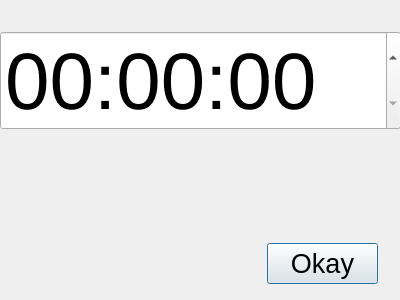
Above: up/FloatUp/timesetupdialog.ui from igorek-murrom/Float before the change. Below: the same form after it.
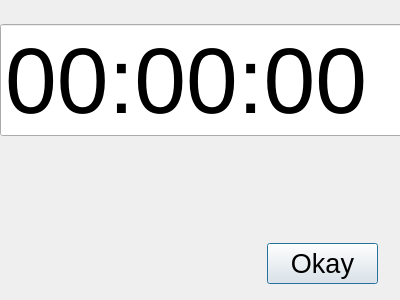
That is the form after the change.

```diff
--- a/up/FloatUp/timesetupdialog.ui
+++ b/up/FloatUp/timesetupdialog.ui
@@ -10,6 +10,17 @@
     <height>300</height>
    </rect>
   </property>
+  <property name="sizePolicy">
+   <sizepolicy hsizetype="Preferred" vsizetype="Preferred">
+    <horstretch>0</horstretch>
+    <verstretch>0</verstretch>
+   </sizepolicy>
+  </property>
+  <property name="font">
+   <font>
+    <pointsize>70</pointsize>
+   </font>
+  </property>
   <property name="windowTitle">
    <string>Dialog</string>
   </property>
@@ -18,28 +29,13 @@
     <rect>
      <x>0</x>
      <y>0</y>
-     <width>401</width>
+     <width>419</width>
      <height>161</height>
     </rect>
    </property>
    <layout class="QVBoxLayout" name="verticalLayout">
     <item>
-     <widget class="QTimeEdit" name="timeEdit">
-      <property name="font">
-       <font>
-        <pointsize>60</pointsize>
-       </font>
-      </property>
-      <property name="dateTime">
-       <datetime>
-        <hour>0</hour>
-        <minute>0</minute>
-        <second>0</second>
-        <year>2000</year>
-        <month>1</month>
-        <day>1</day>
-       </datetime>
-      </property>
+     <widget class="QDateTimeEdit" name="timeEdit">
       <property name="displayFormat">
        <string>HH:mm:ss</string>
       </property>
```
